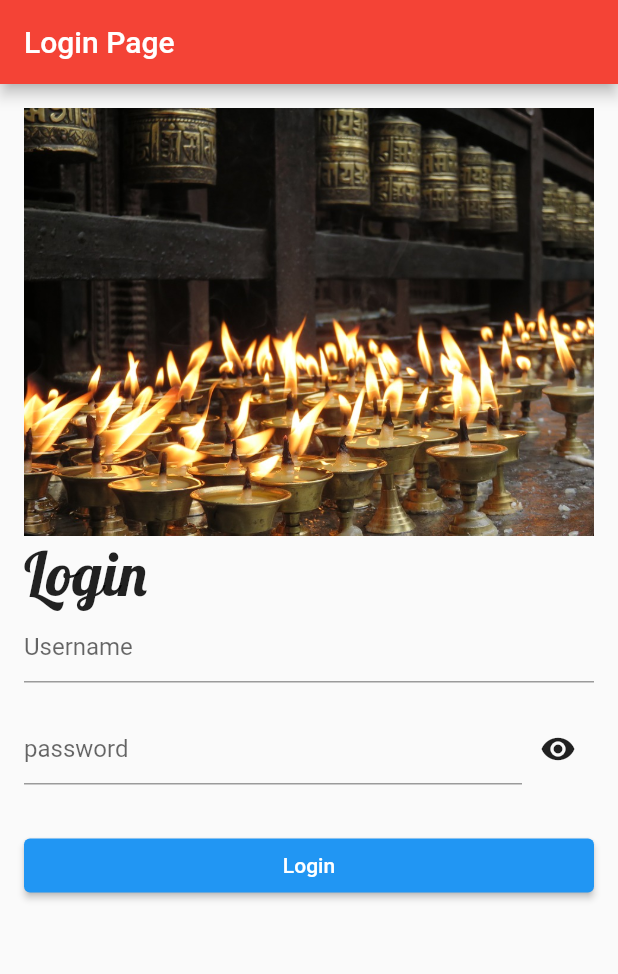
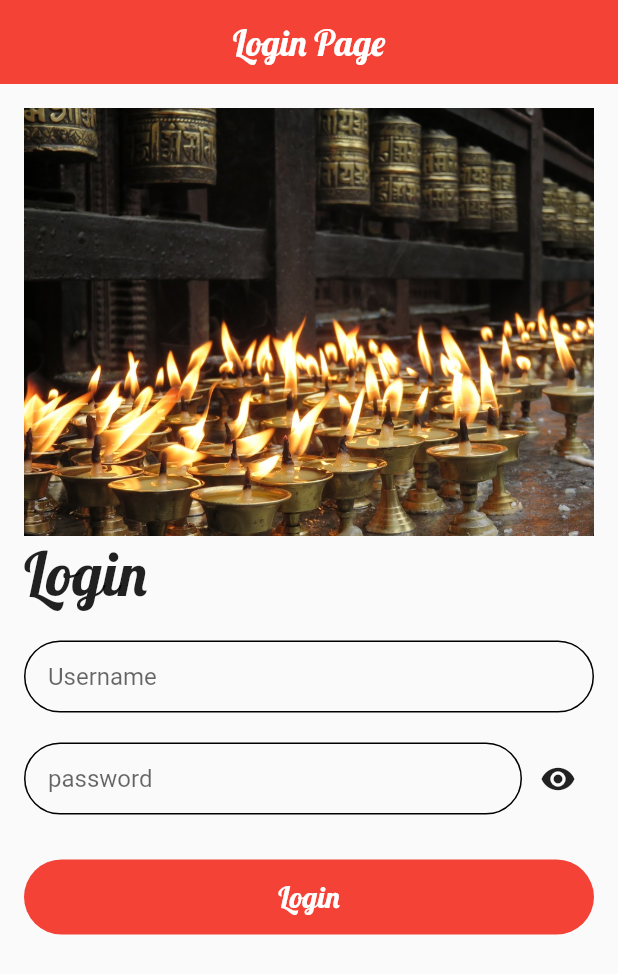
Before and after one commit to lohanidamodar/namaste_flutter, a Flutter app: the screen it shows after launch, on a phone screen of 412 x 824 dp. Shown: the top 974 px of the screen. Run offline on Flutter 3.47's test engine with Material 2 defaults, Android fonts, the light colour scheme and no system bars.

Commit message:
episode 12

```diff
--- a/lib/main.dart
+++ b/lib/main.dart
@@ -1,4 +1,5 @@
 import 'package:flutter/material.dart';
+import 'package:namaste_flutter/res/assets.dart';
 import 'package:namaste_flutter/ui/pages/login_page.dart';
 import 'package:namaste_flutter/ui/pages/profile.dart';
 
@@ -11,7 +12,64 @@ class App extends StatelessWidget {
   Widget build(BuildContext context) {
     return MaterialApp(
       debugShowCheckedModeBanner: false,
-      theme: ThemeData(primaryColor: Colors.red),
+      themeMode: ThemeMode.light,
+      theme: ThemeData(
+        primaryColor: Colors.red,
+        appBarTheme: AppBarTheme(
+          backgroundColor: Colors.red,
+          elevation: 0,
+          centerTitle: true,
+          titleTextStyle: TextStyle(
+            fontWeight: FontWeight.normal,
+            fontSize: 24,
+            fontFamily: Assets.fontFamilyLobster,
+          ),
+        ),
+        elevatedButtonTheme: ElevatedButtonThemeData(
+          style: ElevatedButton.styleFrom(
+            primary: Colors.red,
+            onPrimary: Colors.white,
+            elevation: 0,
+            shape: RoundedRectangleBorder(
+              borderRadius: BorderRadius.circular(25),
+            ),
+            minimumSize: Size(0, 50),
+            textStyle: TextStyle(
+              fontFamily: Assets.fontFamilyLobster,
+              fontSize: 20,
+            ),
+          ),
+        ),
+        inputDecorationTheme: InputDecorationTheme(
+          border: OutlineInputBorder(
+            borderRadius: BorderRadius.circular(25),
+            borderSide: BorderSide(
+              color: Colors.red,
+            ),
+          ),
+          enabledBorder: OutlineInputBorder(
+            borderRadius: BorderRadius.circular(25),
+            borderSide: BorderSide(
+              color: Colors.black,
+            ),
+          ),
+          focusedBorder: OutlineInputBorder(
+            borderRadius: BorderRadius.circular(25),
+            borderSide: BorderSide(
+              color: Colors.red,
+              width: 2.0,
+            ),
+          ),
+          contentPadding: const EdgeInsets.symmetric(
+            vertical: 8.0,
+            horizontal: 16,
+          ),
+        ),
+      ),
+      darkTheme: ThemeData.dark().copyWith(
+          appBarTheme: AppBarTheme(
+        elevation: 0,
+      )),
       home: LoginPage(),
     );
   }
--- a/lib/ui/pages/login_page.dart
+++ b/lib/ui/pages/login_page.dart
@@ -28,6 +28,7 @@ class _LoginPageState extends State<LoginPage> {
               fontSize: 40.0,
             ),
           ),
+          const SizedBox(height: 20),
           // Image.network(
           //     "https://cdn.pixabay.com/photo/2020/06/20/18/04/people-5321914_960_720.jpg"),
           TextField(
```
Also changed, not shown: pubspec.lock, 2 other files.
